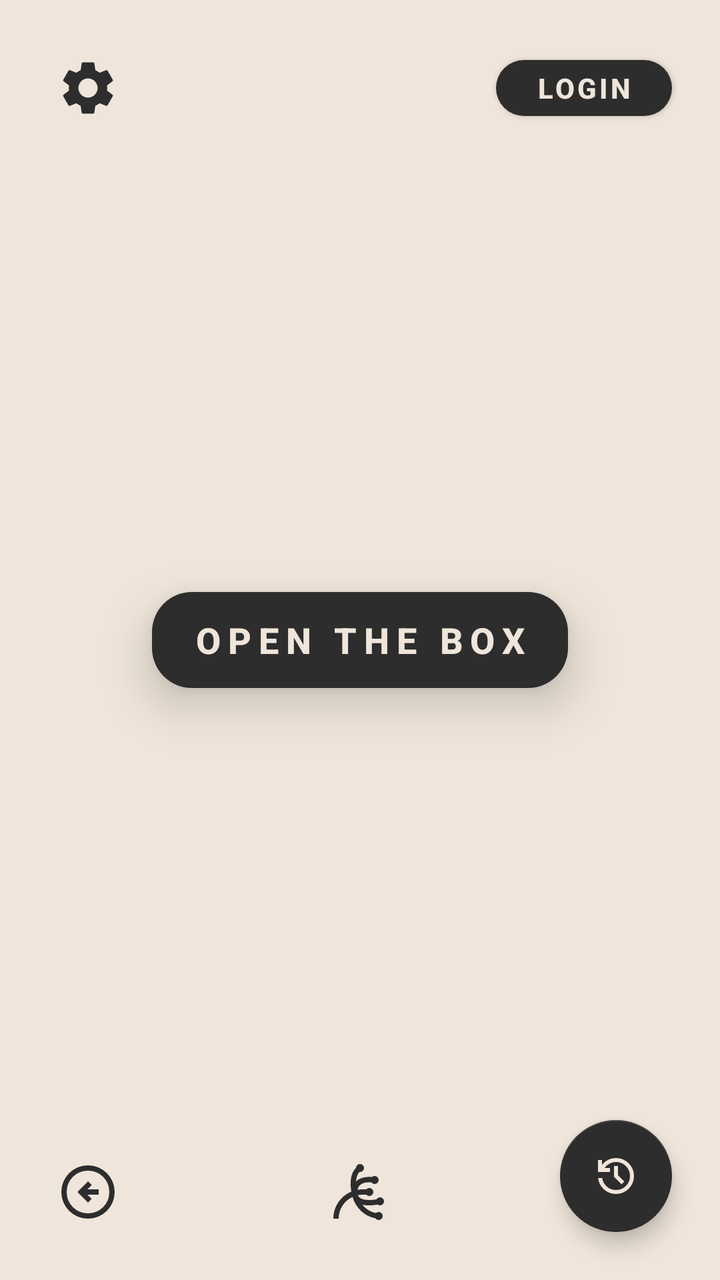
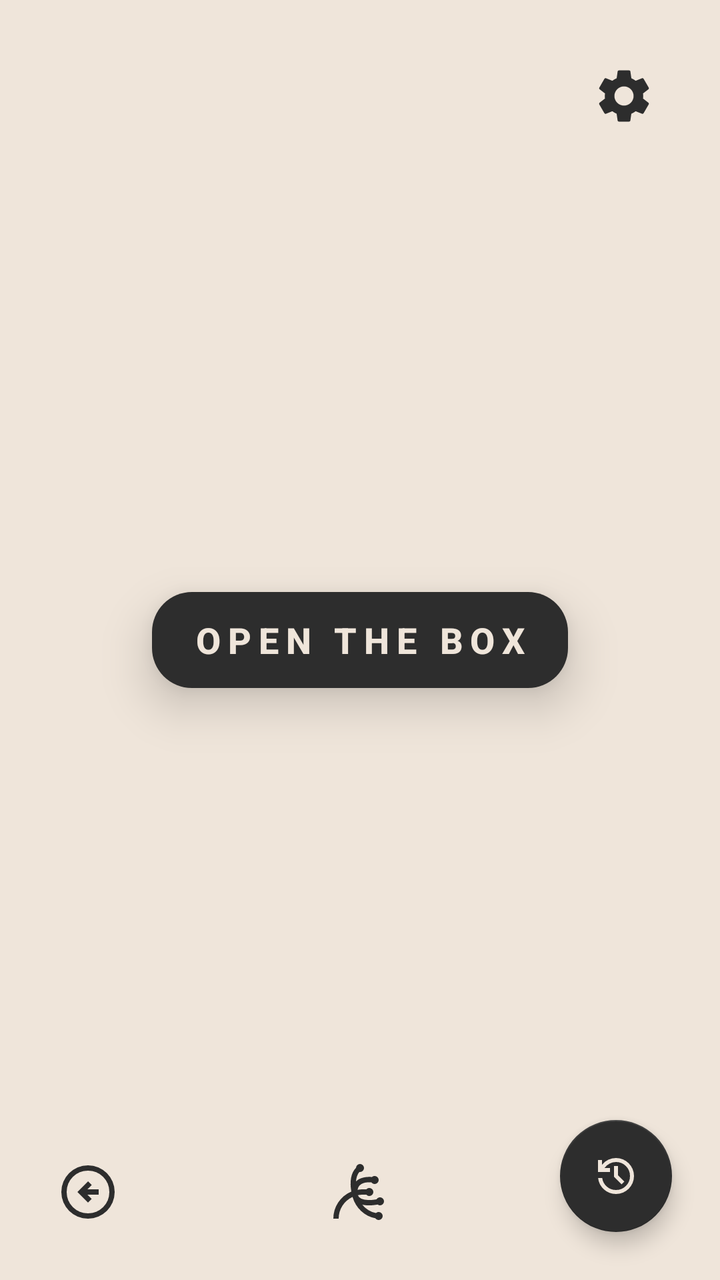

The first picture is an Android layout as it rendered before a commit; the second is the same layout after the commit. The layout source and the unified diff follow.
<!-- AndroidManifest.xml: application theme Theme.PametniPaketnik -->
<!-- res/layout/activity_main.xml -->
<?xml version="1.0" encoding="utf-8"?>
<androidx.constraintlayout.widget.ConstraintLayout xmlns:android="http://schemas.android.com/apk/res/android"
    xmlns:app="http://schemas.android.com/apk/res-auto"
    xmlns:tools="http://schemas.android.com/tools"
    android:id="@+id/main"
    android:layout_width="match_parent"
    android:layout_height="match_parent"
    android:background="@color/background"
    tools:context=".MainActivity">

    <ImageButton
        android:id="@+id/buttonSettings"
        android:layout_width="48dp"
        android:layout_height="48dp"
        android:layout_marginStart="20dp"
        android:layout_marginTop="20dp"
        android:background="?attr/selectableItemBackgroundBorderless"
        android:contentDescription="@string/settings"
        android:padding="8dp"
        android:scaleType="fitCenter"
        android:src="@drawable/ic_settings"
        app:layout_constraintStart_toStartOf="parent"
        app:layout_constraintTop_toTopOf="parent"
        app:tint="@color/history_text_primary" />

    <Button
        android:id="@+id/buttonLogin"
        android:layout_width="wrap_content"
        android:layout_height="40dp"
        android:text="@string/login"
        android:textSize="14sp"
        android:letterSpacing="0.1"
        android:paddingHorizontal="20dp"
        android:textStyle="bold"
        android:textColor="@color/background"
        app:backgroundTint="@color/history_text_primary"
        app:cornerRadius="20dp"
        app:layout_constraintTop_toTopOf="parent"
        app:layout_constraintEnd_toEndOf="parent"
        android:layout_marginTop="24dp"
        android:layout_marginEnd="24dp" />

    <Button
        android:id="@+id/buttonOpenBox"
        android:layout_width="wrap_content"
        android:layout_height="60dp"
        android:text="@string/open_the_box"
        android:textSize="18sp"
        android:letterSpacing="0.2"
        android:paddingHorizontal="20dp"
        android:textStyle="bold"
        android:textColor="@color/background"
        app:backgroundTint="@color/history_text_primary"
        app:cornerRadius="20dp"

        android:elevation="10dp"
        android:translationZ="4dp"
        android:stateListAnimator="@null"

        app:layout_constraintBottom_toBottomOf="parent"
        app:layout_constraintEnd_toEndOf="parent"
        app:layout_constraintStart_toStartOf="parent"
        app:layout_constraintTop_toTopOf="parent" />

    <com.google.android.material.floatingactionbutton.FloatingActionButton
        android:id="@+id/buttonHistory"
        android:layout_width="wrap_content"
        android:layout_height="wrap_content"
        android:layout_marginEnd="24dp"
        android:layout_marginBottom="24dp"
        android:src="@drawable/history"
        app:tint="@color/background"
        app:backgroundTint="@color/history_text_primary"
        app:layout_constraintBottom_toBottomOf="parent"
        app:layout_constraintEnd_toEndOf="parent"
        app:fabSize="normal" />

    <ImageButton
        android:id="@+id/btnHome"
        android:layout_width="56dp"
        android:layout_height="56dp"
        android:layout_marginBottom="16dp"
        android:background="?attr/selectableItemBackgroundBorderless"
        android:contentDescription="@string/domov"
        android:padding="12dp"
        android:scaleType="fitCenter"
        android:src="@drawable/ic_home_black"
        app:layout_constraintBottom_toBottomOf="parent"
        app:layout_constraintStart_toStartOf="parent"
        app:layout_constraintEnd_toEndOf="parent"
        app:tint="@color/history_text_primary" />
    <ImageButton
        android:id="@+id/btnBack"
        android:layout_width="56dp"
        android:layout_height="56dp"
        android:layout_marginStart="16dp"
        android:layout_marginBottom="16dp"
        android:background="?attr/selectableItemBackgroundBorderless"
        android:contentDescription="@string/nazaj"
        android:padding="12dp"
        android:scaleType="fitCenter"
        android:src="@drawable/ic_back_black"
        app:layout_constraintBottom_toBottomOf="parent"
        app:layout_constraintStart_toStartOf="parent"
        app:tint="@color/history_text_primary" />

</androidx.constraintlayout.widget.ConstraintLayout>
<!-- resources referenced by this layout -->
<resources>
  <color name="background">#EFE5DA</color>
  <color name="history_text_primary">#2D2D2D</color>
  <!-- drawable history (drawable) -->
  <vector xmlns:android="http://schemas.android.com/apk/res/android"
      android:width="40dp"
      android:height="40dp"
      android:viewportWidth="960"
      android:viewportHeight="960">
    <path
        android:pathData="M480,840q-138,0 -240.5,-91.5T122,520h82q14,104 92.5,172T480,760q117,0 198.5,-81.5T760,480q0,-117 -81.5,-198.5T480,200q-69,0 -129,32t-101,88h110v80L120,400v-240h80v94q51,-64 124.5,-99T480,120q75,0 140.5,28.5t114,77q48.5,48.5 77,114T840,480q0,75 -28.5,140.5t-77,114q-48.5,48.5 -114,77T480,840ZM592,648L440,496v-216h80v184l128,128 -56,56Z"
        android:fillColor="#1f1f1f"/>
  </vector>
  <!-- drawable ic_back_black (drawable) -->
  <vector xmlns:android="http://schemas.android.com/apk/res/android" android:autoMirrored="true" android:height="24dp" android:tint="#000000" android:viewportHeight="960" android:viewportWidth="960" android:width="24dp">
        
      <path android:fillColor="@android:color/white" android:pathData="M480,640L536,584L472,520L640,520L640,440L472,440L536,376L480,320L320,480L480,640ZM480,880Q397,880 324,848.5Q251,817 197,763Q143,709 111.5,636Q80,563 80,480Q80,397 111.5,324Q143,251 197,197Q251,143 324,111.5Q397,80 480,80Q563,80 636,111.5Q709,143 763,197Q817,251 848.5,324Q880,397 880,480Q880,563 848.5,636Q817,709 763,763Q709,817 636,848.5Q563,880 480,880ZM480,800Q614,800 707,707Q800,614 800,480Q800,346 707,253Q614,160 480,160Q346,160 253,253Q160,346 160,480Q160,614 253,707Q346,800 480,800ZM480,480Q480,480 480,480Q480,480 480,480Q480,480 480,480Q480,480 480,480Q480,480 480,480Q480,480 480,480Q480,480 480,480Q480,480 480,480Z"/>
      
  </vector>
  <!-- drawable ic_settings (drawable) -->
  <vector xmlns:android="http://schemas.android.com/apk/res/android" android:height="24dp" android:tint="#000000" android:viewportHeight="24" android:viewportWidth="24" android:width="24dp">
        
      <path android:fillColor="@android:color/white" android:pathData="M19.14,12.94c0.04,-0.3 0.06,-0.61 0.06,-0.94c0,-0.32 -0.02,-0.64 -0.07,-0.94l2.03,-1.58c0.18,-0.14 0.23,-0.41 0.12,-0.61l-1.92,-3.32c-0.12,-0.22 -0.37,-0.29 -0.59,-0.22l-2.39,0.96c-0.5,-0.38 -1.03,-0.7 -1.62,-0.94L14.4,2.81c-0.04,-0.24 -0.24,-0.41 -0.48,-0.41h-3.84c-0.24,0 -0.43,0.17 -0.47,0.41L9.25,5.35C8.66,5.59 8.12,5.92 7.63,6.29L5.24,5.33c-0.22,-0.08 -0.47,0 -0.59,0.22L2.74,8.87C2.62,9.08 2.66,9.34 2.86,9.48l2.03,1.58C4.84,11.36 4.8,11.69 4.8,12s0.02,0.64 0.07,0.94l-2.03,1.58c-0.18,0.14 -0.23,0.41 -0.12,0.61l1.92,3.32c0.12,0.22 0.37,0.29 0.59,0.22l2.39,-0.96c0.5,0.38 1.03,0.7 1.62,0.94l0.36,2.54c0.05,0.24 0.24,0.41 0.48,0.41h3.84c0.24,0 0.44,-0.17 0.47,-0.41l0.36,-2.54c0.59,-0.24 1.13,-0.56 1.62,-0.94l2.39,0.96c0.22,0.08 0.47,0 0.59,-0.22l1.92,-3.32c0.12,-0.22 0.07,-0.47 -0.12,-0.61L19.14,12.94zM12,15.6c-1.98,0 -3.6,-1.62 -3.6,-3.6s1.62,-3.6 3.6,-3.6s3.6,1.62 3.6,3.6S13.98,15.6 12,15.6z"/>
      
  </vector>
  <string name="domov">Domov</string>
  <string name="login">LOGIN</string>
  <string name="nazaj">Nazaj</string>
  <string name="open_the_box">OPEN THE BOX</string>
  <string name="settings">Nastavitve</string>
  <style name="Theme.PametniPaketnik" parent="Base.Theme.PametniPaketnik" />
  <style name="Base.Theme.PametniPaketnik" parent="Theme.MaterialComponents.Light.NoActionBar">
          <item name="colorPrimary">@color/history_text_primary</item>
          <item name="android:statusBarColor">@color/background</item>
          <item name="android:windowLightStatusBar">true</item> </style>
  <!-- unchanged entries left out for length: 1 -->
</resources>

<!-- the commit's change to res/layout/activity_main.xml (unified diff, before → after) -->
@@ -12,33 +12,16 @@
         android:id="@+id/buttonSettings"
         android:layout_width="48dp"
         android:layout_height="48dp"
-        android:layout_marginStart="20dp"
-        android:layout_marginTop="20dp"
         android:background="?attr/selectableItemBackgroundBorderless"
         android:contentDescription="@string/settings"
         android:padding="8dp"
         android:scaleType="fitCenter"
         android:src="@drawable/ic_settings"
-        app:layout_constraintStart_toStartOf="parent"
+        app:layout_constraintEnd_toEndOf="parent"
         app:layout_constraintTop_toTopOf="parent"
-        app:tint="@color/history_text_primary" />
-
-    <Button
-        android:id="@+id/buttonLogin"
-        android:layout_width="wrap_content"
-        android:layout_height="40dp"
-        android:text="@string/login"
-        android:textSize="14sp"
-        android:letterSpacing="0.1"
-        android:paddingHorizontal="20dp"
-        android:textStyle="bold"
-        android:textColor="@color/background"
-        app:backgroundTint="@color/history_text_primary"
-        app:cornerRadius="20dp"
-        app:layout_constraintTop_toTopOf="parent"
-        app:layout_constraintEnd_toEndOf="parent"
-        android:layout_marginTop="24dp"
-        android:layout_marginEnd="24dp" />
+        app:tint="@color/history_text_primary"
+        android:layout_marginEnd="24dp"
+        android:layout_marginTop="24dp" />
 
     <Button
         android:id="@+id/buttonOpenBox"
<!-- resource entries referenced after the edit -->
@@ -25,7 +25,6 @@
       
   </vector>
   <string name="domov">Domov</string>
-  <string name="login">LOGIN</string>
   <string name="nazaj">Nazaj</string>
   <string name="open_the_box">OPEN THE BOX</string>
   <string name="settings">Nastavitve</string>
